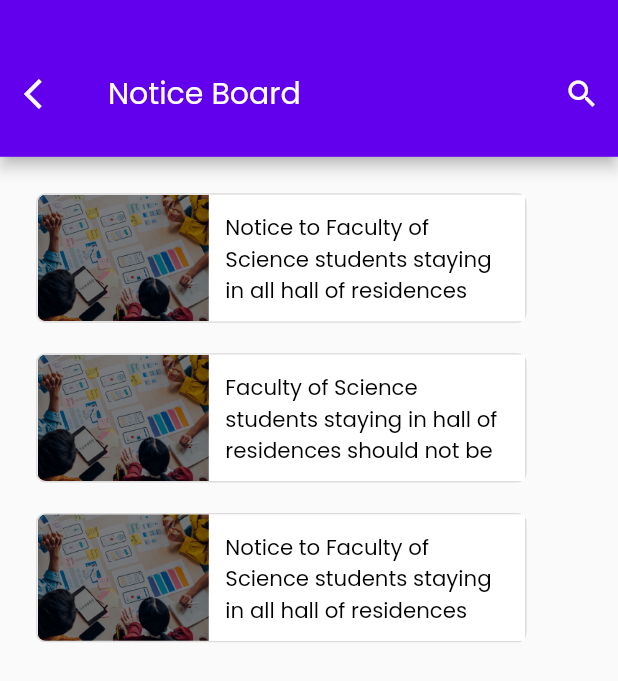
After one commit to kolikay/Scholars_padi, a Flutter app: the NoticeScreen2 screen opened directly, on a phone screen of 412 x 824 dp. The commit adds this screen. Shown: the top 681 px of the screen. Run offline on Flutter 3.47's test engine with Material 2 defaults, Android fonts, the phone set to English and light mode, and no system bars; our stand-ins replace carousel_slider, flutter_riverpod, flutter_screenutil, google_fonts, image_picker, pin_code_fields and 1 more; missing offline and left inert: simple_connection_checker.

Commit message:
working on notice screen

```diff
--- a/lib/constants/app_state_constants.dart
+++ b/lib/constants/app_state_constants.dart
@@ -1,4 +1,4 @@
-import 'package:flutter/material.dart';
+
 import 'package:flutter_riverpod/flutter_riverpod.dart';
 import 'package:scholars_padi/screens/authentication/auth_view_models/auth_view_model.dart';
 import 'package:scholars_padi/screens/on_boarding/profile_screens/profile_view_model/profile_view_model.dart';
--- /dev/null
+++ b/lib/screens/notice_board/notice_screen2.dart
@@ -0,0 +1,118 @@
+import 'package:flutter/material.dart';
+import 'package:scholars_padi/screens/notice_board/notice_screen3.dart';
+import 'package:scholars_padi/widgets/reusesable_widget/reusable_app_bar1.dart';
+import 'package:flutter_screenutil/flutter_screenutil.dart';
+import 'package:scholars_padi/widgets/reusesable_widget/normal_text.dart';
+
+class NoticeScreen2 extends StatelessWidget {
+  const NoticeScreen2({
+    Key? key,
+  }) : super(key: key);
+
+  @override
+  Widget build(BuildContext context) {
+    return Scaffold(
+        appBar: PreferredSize(
+          preferredSize: Size.fromHeight(103.h),
+          child: ReuseableAppBar1(
+            title: NormalText(
+              text: 'Notice Board',
+              color: Colors.white,
+            ),
+            firstAppIcon: IconButton(
+              onPressed: () {
+                Navigator.pop(context);
+              },
+              icon: const Icon(Icons.arrow_back_ios),
+            ),
+            secondAppIcon: IconButton(
+              onPressed: () {},
+              icon: const Icon(Icons.search),
+            ),
+          ),
+        ),
+        body: Padding(
+          padding: const EdgeInsets.symmetric(horizontal: 24.0),
+          child: Column(
+            children: [
+              SizedBox(height: 24.h,),
+              const MaterialCards(
+                  cardMessage:
+                      'Notice to Faculty of Science students staying in all hall of residences'),
+              SizedBox(
+                height: 20.h,
+              ),
+              const MaterialCards(
+                  cardMessage:
+                      'Faculty of Science students staying in hall of residences should not be five in a room'),
+              SizedBox(
+                height: 20.h,
+              ),
+              const MaterialCards(
+                  cardMessage:
+                      'Notice to Faculty of Science students staying in all hall of residences'),
+            ],
+          ),
+        ));
+  }
+}
+
+class MaterialCards extends StatelessWidget {
+  const MaterialCards({
+    Key? key,
+    required this.cardMessage,
+  }) : super(key: key);
+
+  final String cardMessage;
+
+  @override
+  Widget build(BuildContext context) {
+    return Container(
+      width: 327,
+      height: 85.h,
+      decoration: BoxDecoration(
+        borderRadius: BorderRadius.circular(5.53.w),
+        border: Border.all(color: Colors.black12),
+      ),
+      child: InkWell(
+        onTap: () {
+          Navigator.of(context).push(
+            MaterialPageRoute(
+              builder: ((context) => const NoticeScreen3()),
+            ),
+          );
+        },
+        child: Row(
+          children: [
+            Container(
+              width: 104.w,
+              height: 85.h,
+              decoration: BoxDecoration(
+                borderRadius: BorderRadius.only(
+                    topLeft: Radius.circular(5.w),
+                    bottomLeft: Radius.circular(5.w)),
+                image: const DecorationImage(
+                  fit: BoxFit.cover,
+                  image: AssetImage('lib/assets/matImage1.png'),
+                ),
+              ),
+            ),
+            Expanded(
+              child: Container(
+                color: Colors.white,
+                child: Padding(
+                  padding: EdgeInsets.all(10.0.w),
+                  child: NormalText(
+                    text: cardMessage,
+                    color: Colors.black,
+                    size: 14.sp,
+                  ),
+                ),
+              ),
+            )
+          ],
+        ),
+      ),
+    );
+  }
+}
--- a/lib/screens/scholarships/scholarship_screen5.dart
+++ b/lib/screens/scholarships/scholarship_screen5.dart
@@ -1,9 +1,5 @@
 import 'package:flutter/material.dart';
 import 'package:scholars_padi/constants/appColor.dart';
-import 'package:scholars_padi/screens/scholarships/scholarship_screen2.dart';
-import 'package:scholars_padi/screens/scholarships/scholarship_screen3.dart';
-import 'package:scholars_padi/screens/scholarships/scholarship_screen4.dart';
-import 'package:scholars_padi/screens/scholarships/scholarship_screen1.dart';
 import 'package:scholars_padi/widgets/reusesable_widget/reusable_app_bar1.dart';
 import 'package:scholars_padi/widgets/reusesable_widget/normal_text.dart';
 import 'package:flutter_screenutil/flutter_screenutil.dart';
--- a/lib/screens/scholarships/scholaships_main.dart
+++ b/lib/screens/scholarships/scholaships_main.dart
@@ -51,7 +51,7 @@ class _ScholarshipScreenState extends State<ScholarshipScreen> {
             ),
             secondAppIcon: IconButton(
               onPressed: () {
-                print(selectedPage);
+
               },
               icon: const Icon(Icons.search),
             ),
```
Also changed, not shown: lib/screens/notice_board/notice_screen1.dart (+21 -8 lines), lib/screens/notice_board/notice_screen3.dart (added, +88 -0 lines).
